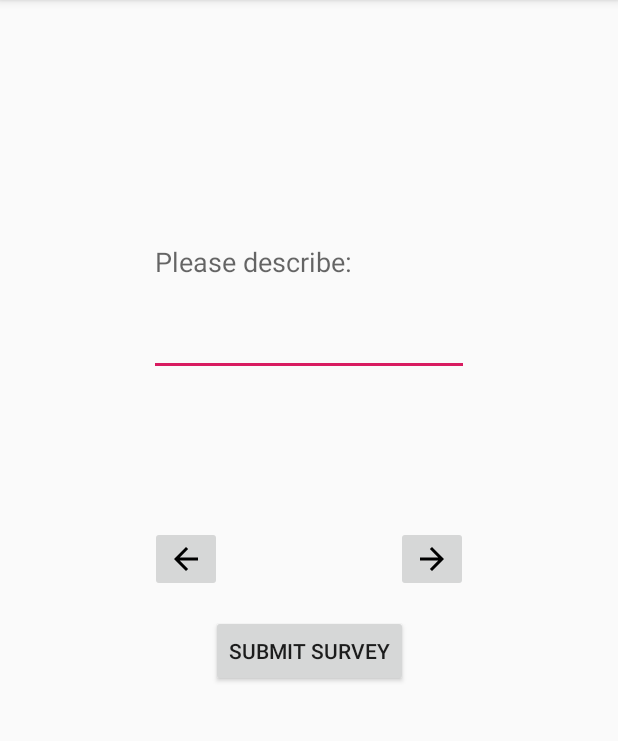
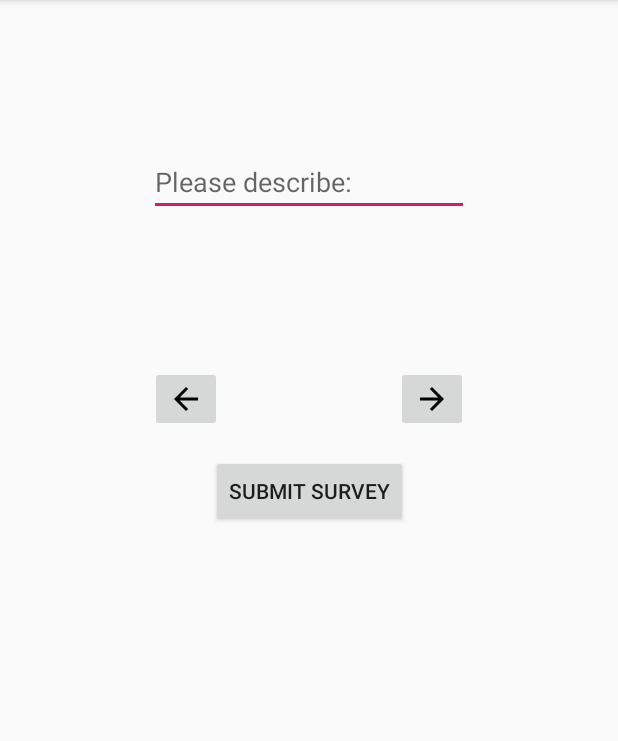
Before and after one commit to daren333/BlockAssessmentSurvey, an Android app: the fillInTheBlankActivity screen opened directly, with no data from a screen before it, on a phone screen of 412 x 824 dp, the part 84-825 px from its top. Run offline under Robolectric (Android 15) with nearby library versions, the phone set to English and light mode, and no system bars.

Commit message:
layout adjustments for fill in the blanks

```diff
--- a/app/app/src/main/res/layout/activity_fill_in_the_blank.xml
+++ b/app/app/src/main/res/layout/activity_fill_in_the_blank.xml
@@ -31,8 +31,8 @@
         android:inputType="textMultiLine"
         android:lastBaselineToBottomHeight="5dp"
         android:lines="8"
-        android:maxLines="10"
-        android:minLines="6"
+        android:maxLines="8"
+        android:minLines="1"
         android:outlineProvider="none"
         android:visibility="visible"
         app:layout_constraintEnd_toEndOf="parent"
--- a/app/app/src/main/res/layout/activity_multiple_answer.xml
+++ b/app/app/src/main/res/layout/activity_multiple_answer.xml
@@ -37,7 +37,10 @@
         android:layout_height="0dp"
         android:ems="10"
         android:hint="Please describe:"
-        android:inputType="textPersonName"
+        android:inputType="textMultiLine"
+        android:lines="8"
+        android:maxLines="8"
+        android:minLines="1"
         android:lastBaselineToBottomHeight="5dp"
         android:outlineProvider="none"
         android:visibility="invisible"
```
